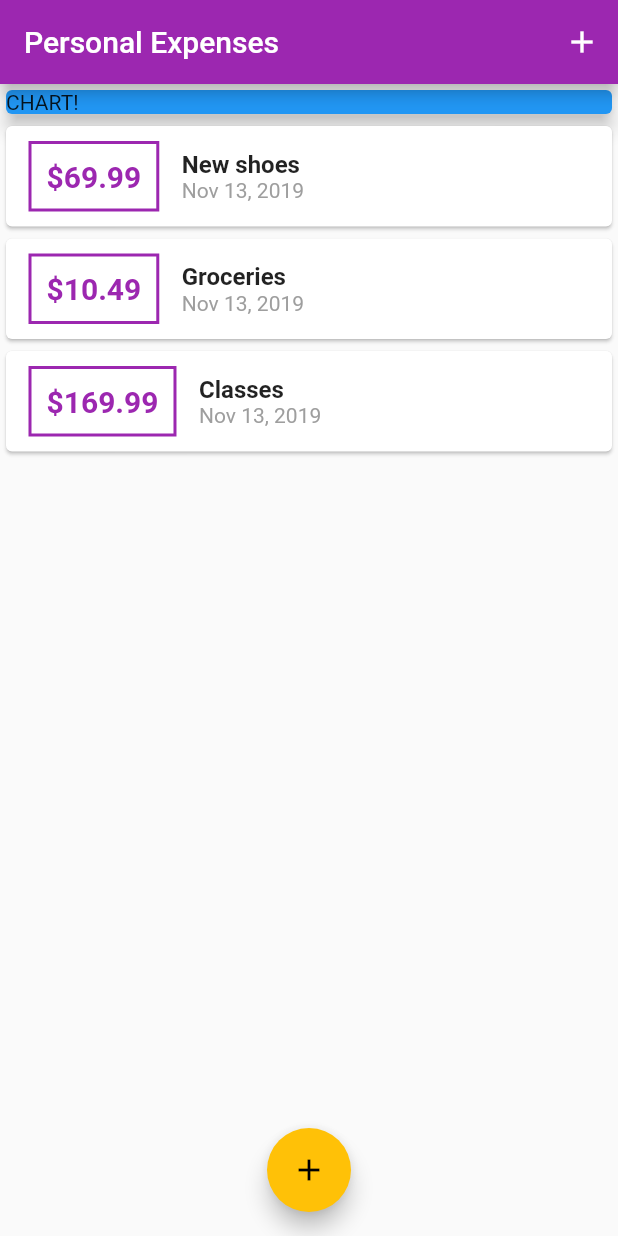
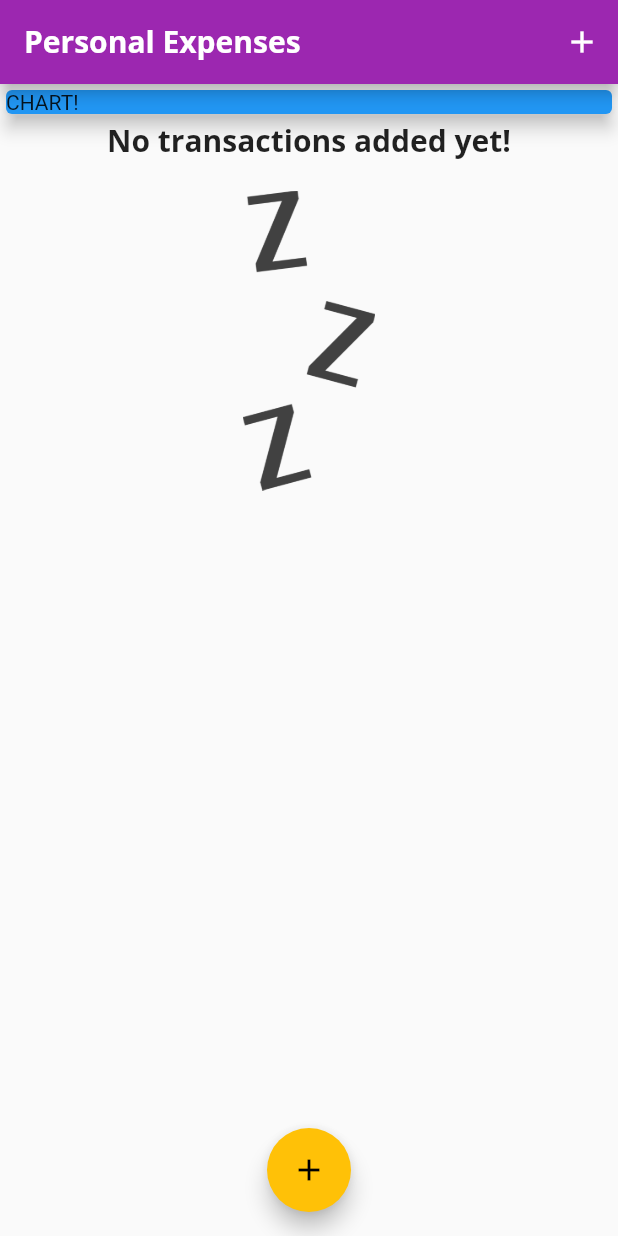
Before and after one commit to eduardoreche/flutter-expenses, a Flutter app: the screen it shows after launch, on a phone screen of 412 x 824 dp. Run offline on Flutter 3.47's test engine with Material 2 defaults, Android fonts, the phone set to English and light mode, and no system bars.

```diff
--- a/lib/main.dart
+++ b/lib/main.dart
@@ -15,6 +15,23 @@ class MyApp extends StatelessWidget {
       theme: ThemeData(
         primarySwatch: Colors.purple,
         accentColor: Colors.amber,
+        fontFamily: 'Quicksand',
+        textTheme: ThemeData.light().textTheme.copyWith(
+              title: TextStyle(
+                fontFamily: 'OpenSans',
+                fontWeight: FontWeight.bold,
+                fontSize: 20,
+              ),
+            ),
+        appBarTheme: AppBarTheme(
+          textTheme: ThemeData.light().textTheme.copyWith(
+                title: TextStyle(
+                  fontFamily: 'OpenSans',
+                  fontSize: 20,
+                  fontWeight: FontWeight.bold,
+                ),
+              ),
+        ),
       ),
       home: MyHomePage(),
     );
@@ -28,24 +45,24 @@ class MyHomePage extends StatefulWidget {
 
 class _MyHomePageState extends State<MyHomePage> {
   final List<Transaction> _userTransactions = [
-    Transaction(
-      id: 't1',
-      title: 'New shoes',
-      amount: 69.99,
-      date: DateTime.now(),
-    ),
-    Transaction(
-      id: 't2',
-      title: 'Groceries',
-      amount: 10.49,
-      date: DateTime.now(),
-    ),
-    Transaction(
-      id: 't3',
-      title: 'Classes',
-      amount: 169.99,
-      date: DateTime.now(),
-    ),
+    // Transaction(
+    //   id: 't1',
+    //   title: 'New shoes',
+    //   amount: 69.99,
+    //   date: DateTime.now(),
+    // ),
+    // Transaction(
+    //   id: 't2',
+    //   title: 'Groceries',
+    //   amount: 10.49,
+    //   date: DateTime.now(),
+    // ),
+    // Transaction(
+    //   id: 't3',
+    //   title: 'Classes',
+    //   amount: 169.99,
+    //   date: DateTime.now(),
+    // ),
   ];
 
   void _addNewTransaction(String title, double amount) {
@@ -77,7 +94,9 @@ class _MyHomePageState extends State<MyHomePage> {
   Widget build(BuildContext context) {
     return Scaffold(
       appBar: AppBar(
-          title: Text('Personal Expenses'),
+        title: Text(
+          'Personal Expenses',
+        ),
         actions: <Widget>[
           IconButton(
             icon: Icon(Icons.add),
--- a/lib/widgets/transaction_list.dart
+++ b/lib/widgets/transaction_list.dart
@@ -12,7 +12,26 @@ class TransactionList extends StatelessWidget {
   Widget build(BuildContext context) {
     return Container(
       height: 300,
-      child: ListView.builder(
+      child: transactions.isEmpty
+          ? Column(
+              children: <Widget>[
+                Text(
+                  'No transactions added yet!',
+                  style: Theme.of(context).textTheme.title,
+                ),
+                SizedBox(
+                  height: 20,
+                ),
+                Container(
+                  height: 200,
+                  child: Image.asset(
+                    'assets/images/waiting.png',
+                    fit: BoxFit.cover,
+                  ),
+                ),
+              ],
+            )
+          : ListView.builder(
               itemBuilder: (
                 context,
                 index,
@@ -46,10 +65,7 @@ class TransactionList extends StatelessWidget {
                         children: <Widget>[
                           Text(
                             transactions[index].title,
-                      style: TextStyle(
-                        fontSize: 16,
-                        fontWeight: FontWeight.bold,
-                      ),
+                            style: Theme.of(context).textTheme.title,
                           ),
                           Text(
                             DateFormat('MMM dd, yyyy')
```
Also changed, not shown: pubspec.yaml (+14 -9 lines), assets/fonts/OpenSans-Bold.ttf (added), assets/fonts/OpenSans-Regular.ttf (added), assets/fonts/Quicksand-Bold.ttf (added), assets/fonts/Quicksand-Light.ttf (added), assets/fonts/Quicksand-Medium.ttf (added), assets/fonts/Quicksand-Regular.ttf (added), assets/images/waiting.png (added). Lines whose indentation alone changed are shown as unchanged.
